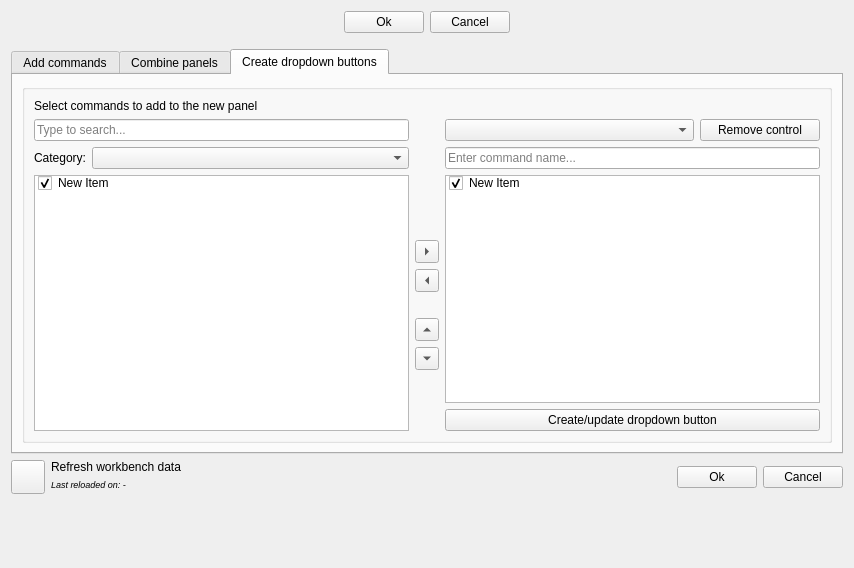
Above: Resources/ui/AddCommands.ui from APEbbers/FreeCAD-Ribbon before the change. Below: the same form after it.
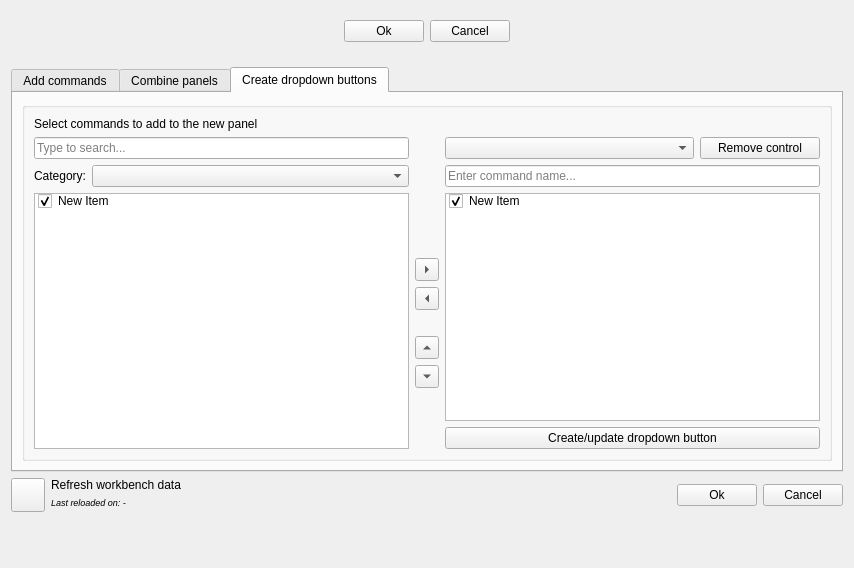
That is the form after the change. Icons and pictures are not drawn.

Commit message: Move Form buttons for docked dialog - 4

```diff
--- a/Resources/ui/AddCommands.ui
+++ b/Resources/ui/AddCommands.ui
@@ -17,69 +17,6 @@
    <string>Form</string>
   </property>
   <layout class="QGridLayout" name="gridLayout_7">
-   <item row="0" column="0" colspan="2">
-    <layout class="QGridLayout" name="gridLayout_Docked">
-     <item row="0" column="1">
-      <widget class="QPushButton" name="okButton_2">
-       <property name="text">
-        <string>Ok</string>
-       </property>
-      </widget>
-     </item>
-     <item row="0" column="4">
-      <spacer name="horizontalSpacer_2">
-       <property name="orientation">
-        <enum>Qt::Orientation::Horizontal</enum>
-       </property>
-       <property name="sizeHint" stdset="0">
-        <size>
-         <width>40</width>
-         <height>20</height>
-        </size>
-       </property>
-      </spacer>
-     </item>
-     <item row="0" column="3">
-      <widget class="QPushButton" name="cancelButton_2">
-       <property name="text">
-        <string>Cancel</string>
-       </property>
-       <property name="shortcut">
-        <string>Esc</string>
-       </property>
-      </widget>
-     </item>
-     <item row="0" column="0">
-      <spacer name="horizontalSpacer_3">
-       <property name="orientation">
-        <enum>Qt::Orientation::Horizontal</enum>
-       </property>
-       <property name="sizeHint" stdset="0">
-        <size>
-         <width>40</width>
-         <height>20</height>
-        </size>
-       </property>
-      </spacer>
-     </item>
-     <item row="1" column="1">
-      <spacer name="verticalSpacer_dockedButtons">
-       <property name="orientation">
-        <enum>Qt::Orientation::Vertical</enum>
-       </property>
-       <property name="sizeType">
-        <enum>QSizePolicy::Policy::Fixed</enum>
-       </property>
-       <property name="sizeHint" stdset="0">
-        <size>
-         <width>20</width>
-         <height>10</height>
-        </size>
-       </property>
-      </spacer>
-     </item>
-    </layout>
-   </item>
    <item row="3" column="0" colspan="2">
     <layout class="QGridLayout" name="gridLayout">
      <property name="sizeConstraint">
@@ -899,6 +836,71 @@
      </widget>
     </widget>
    </item>
+   <item row="0" column="0" colspan="2">
+    <widget class="QFrame" name="DockedButtonFrame">
+     <layout class="QGridLayout" name="gridLayout_Docked">
+      <item row="0" column="1">
+       <widget class="QPushButton" name="okButton_2">
+        <property name="text">
+         <string>Ok</string>
+        </property>
+       </widget>
+      </item>
+      <item row="0" column="4">
+       <spacer name="horizontalSpacer_2">
+        <property name="orientation">
+         <enum>Qt::Orientation::Horizontal</enum>
+        </property>
+        <property name="sizeHint" stdset="0">
+         <size>
+          <width>40</width>
+          <height>20</height>
+         </size>
+        </property>
+       </spacer>
+      </item>
+      <item row="0" column="3">
+       <widget class="QPushButton" name="cancelButton_2">
+        <property name="text">
+         <string>Cancel</string>
+        </property>
+        <property name="shortcut">
+         <string>Esc</string>
+        </property>
+       </widget>
+      </item>
+      <item row="0" column="0">
+       <spacer name="horizontalSpacer_3">
+        <property name="orientation">
+         <enum>Qt::Orientation::Horizontal</enum>
+        </property>
+        <property name="sizeHint" stdset="0">
+         <size>
+          <width>40</width>
+          <height>20</height>
+         </size>
+        </property>
+       </spacer>
+      </item>
+      <item row="1" column="1">
+       <spacer name="verticalSpacer_dockedButtons">
+        <property name="orientation">
+         <enum>Qt::Orientation::Vertical</enum>
+        </property>
+        <property name="sizeType">
+         <enum>QSizePolicy::Policy::Fixed</enum>
+        </property>
+        <property name="sizeHint" stdset="0">
+         <size>
+          <width>20</width>
+          <height>10</height>
+         </size>
+        </property>
+       </spacer>
+      </item>
+     </layout>
+    </widget>
+   </item>
   </layout>
  </widget>
  <resources/>
```
The commit also changes 2 other files.
